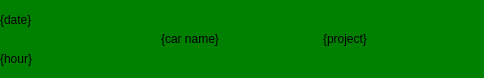
Old version of the form listitem.ui in the repository Ph4sm4/FinelogApp.
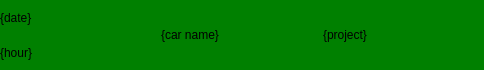
New version of the form.

What changed in the file:
```diff
--- a/listitem.ui
+++ b/listitem.ui
@@ -7,9 +7,15 @@
     <x>0</x>
     <y>0</y>
     <width>484</width>
-    <height>78</height>
+    <height>70</height>
    </rect>
   </property>
+  <property name="maximumSize">
+   <size>
+    <width>16777215</width>
+    <height>70</height>
+   </size>
+  </property>
   <property name="windowTitle">
    <string>Form</string>
   </property>
```
